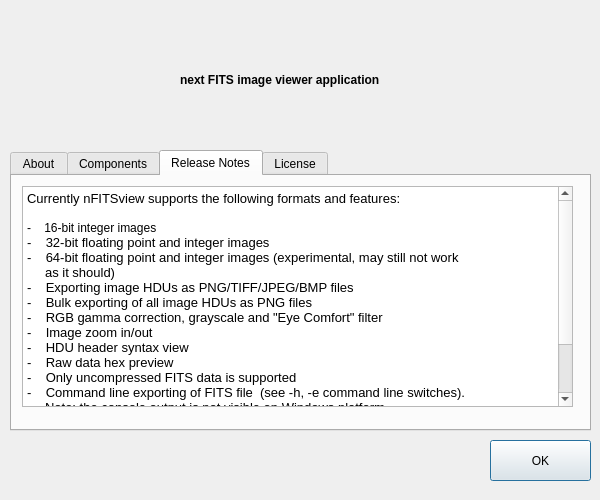
This is aboutdialog.ui in surhh/nfitsview as Qt 5 draws it before an edit. The edited form follows.
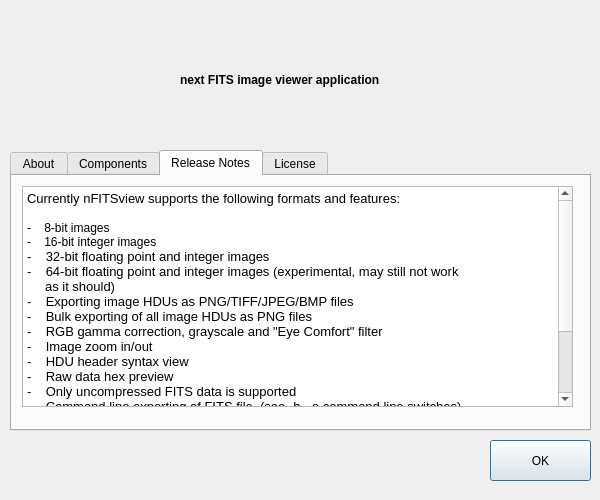
This is the edited form. The open tabs and pages were chosen to show the change. Icons and pictures are not drawn.

Commit message: Added 8-bit images support. Fixed a 64-bit images displaying bug

```diff
--- a/aboutdialog.ui
+++ b/aboutdialog.ui
@@ -206,6 +206,7 @@
 &lt;/style&gt;&lt;/head&gt;&lt;body style=&quot; font-family:'Sans Serif'; font-size:9pt; font-weight:400; font-style:normal;&quot;&gt;
 &lt;p style=&quot; margin-top:0px; margin-bottom:0px; margin-left:0px; margin-right:0px; -qt-block-indent:0; text-indent:0px;&quot;&gt;&lt;span style=&quot; font-family:'Noto Sans'; font-size:10pt;&quot;&gt;Currently nFITSview supports the following formats and features:&lt;/span&gt;&lt;/p&gt;
 &lt;p style=&quot;-qt-paragraph-type:empty; margin-top:0px; margin-bottom:0px; margin-left:0px; margin-right:0px; -qt-block-indent:0; text-indent:0px; font-family:'Noto Sans'; font-size:10pt;&quot;&gt;&lt;br /&gt;&lt;/p&gt;
+&lt;p style=&quot; margin-top:0px; margin-bottom:0px; margin-left:0px; margin-right:0px; -qt-block-indent:0; text-indent:0px;&quot;&gt;-    8-bit images&lt;/p&gt;
 &lt;p style=&quot; margin-top:0px; margin-bottom:0px; margin-left:0px; margin-right:0px; -qt-block-indent:0; text-indent:0px;&quot;&gt;-    16-bit integer images&lt;/p&gt;
 &lt;p style=&quot; margin-top:0px; margin-bottom:0px; margin-left:0px; margin-right:0px; -qt-block-indent:0; text-indent:0px;&quot;&gt;&lt;span style=&quot; font-family:'Noto Sans'; font-size:10pt;&quot;&gt;-    32-bit floating point and integer images&lt;/span&gt;&lt;/p&gt;
 &lt;p style=&quot; margin-top:0px; margin-bottom:0px; margin-left:0px; margin-right:0px; -qt-block-indent:0; text-indent:0px;&quot;&gt;&lt;span style=&quot; font-family:'Noto Sans'; font-size:10pt;&quot;&gt;-    64-bit floating point and integer images (experimental, may still not work   &lt;/span&gt;&lt;/p&gt;
@@ -222,7 +223,8 @@
 &lt;p style=&quot;-qt-paragraph-type:empty; margin-top:0px; margin-bottom:0px; margin-left:0px; margin-right:0px; -qt-block-indent:0; text-indent:0px; font-family:'Noto Sans'; font-size:10pt;&quot;&gt;&lt;br /&gt;&lt;/p&gt;
 &lt;p style=&quot; margin-top:0px; margin-bottom:0px; margin-left:0px; margin-right:0px; -qt-block-indent:0; text-indent:0px;&quot;&gt;&lt;span style=&quot; font-family:'Noto Sans'; font-size:10pt;&quot;&gt;Fixes and new features in this release:&lt;/span&gt;&lt;/p&gt;
 &lt;p style=&quot;-qt-paragraph-type:empty; margin-top:0px; margin-bottom:0px; margin-left:0px; margin-right:0px; -qt-block-indent:0; text-indent:0px; font-family:'Noto Sans'; font-size:10pt;&quot;&gt;&lt;br /&gt;&lt;/p&gt;
-&lt;p style=&quot; margin-top:0px; margin-bottom:0px; margin-left:0px; margin-right:0px; -qt-block-indent:0; text-indent:0px;&quot;&gt;&lt;span style=&quot; font-family:'Noto Sans'; font-size:10pt;&quot;&gt;-    Added TIFF format support for exporting a single image HDU&lt;/span&gt;&lt;/p&gt;&lt;/body&gt;&lt;/html&gt;</string>
+&lt;p style=&quot; margin-top:0px; margin-bottom:0px; margin-left:0px; margin-right:0px; -qt-block-indent:0; text-indent:0px;&quot;&gt;&lt;span style=&quot; font-family:'Noto Sans'; font-size:10pt;&quot;&gt;-    Added 8-bit images support&lt;/span&gt;&lt;/p&gt;
+&lt;p style=&quot; margin-top:0px; margin-bottom:0px; margin-left:0px; margin-right:0px; -qt-block-indent:0; text-indent:0px;&quot;&gt;&lt;span style=&quot; font-family:'Noto Sans'; font-size:10pt;&quot;&gt;-    Fixed a 64-bit images displaying bug&lt;/span&gt;&lt;/p&gt;&lt;/body&gt;&lt;/html&gt;</string>
      </property>
     </widget>
    </widget>
```
The commit also changes 4 other files.
